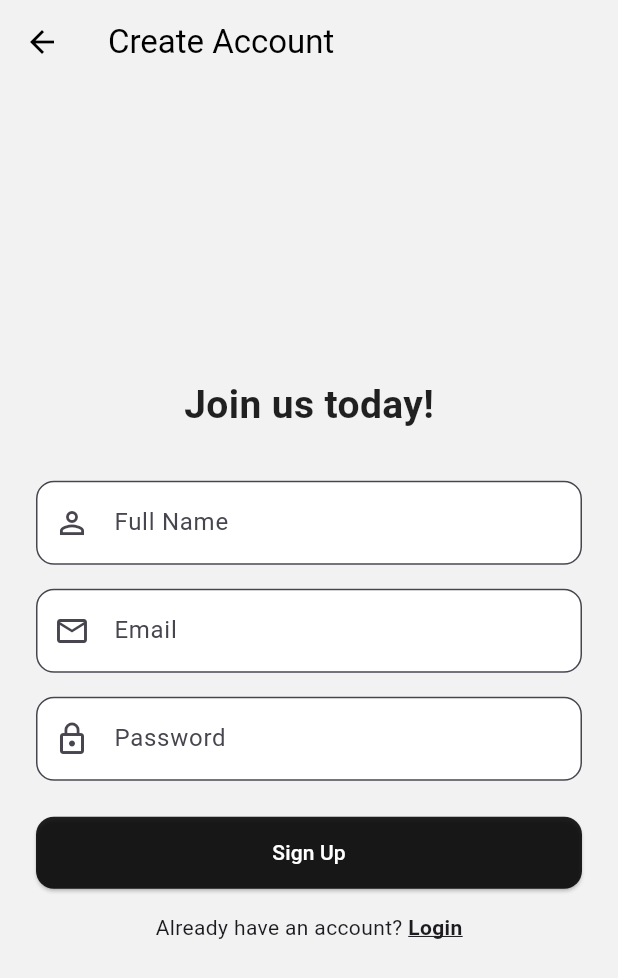
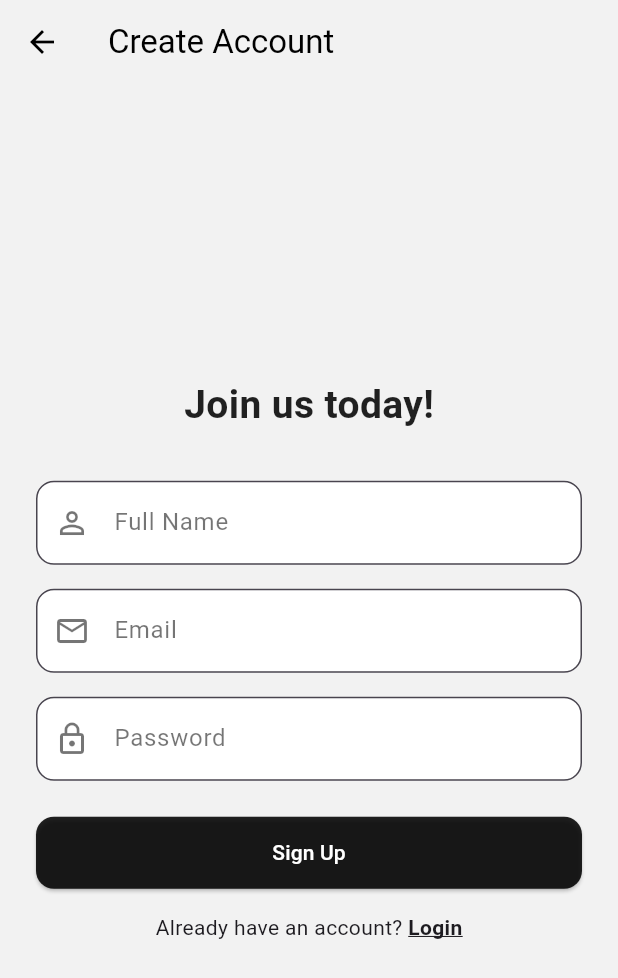
Before and after one commit to doda-s/aiyur-app, a Flutter app: the screen it shows after launch, after a tap on "Sign up", on a phone screen of 412 x 824 dp. Shown: the top 978 px of the screen. Run offline on Flutter 3.47's test engine with Material 3 defaults, Android fonts, the phone set to English and light mode, and no system bars; our stand-ins replace firebase_auth, firebase_core; accounts and stored records are empty; network calls fail.

```diff
--- a/lib/main.dart
+++ b/lib/main.dart
@@ -1,7 +1,7 @@
 import 'package:aiyurapp/widgets/auth/login_page.dart';
 import 'package:aiyurapp/widgets/auth/register_page.dart';
 import 'package:flutter/material.dart';
-import 'package:aiyurapp/widgets/home_page/home_page.dart';
+import 'package:aiyurapp/widgets/page_content/page_content.dart';
 import 'package:aiyurapp/widgets/list_page/list_detail_page.dart';
 import 'package:aiyurapp/widgets/movie_detail/movie_detail.dart';
 import 'package:aiyurapp/modules/firebase_config.dart';
--- a/lib/widgets/auth/common/custom_input_field.dart
+++ b/lib/widgets/auth/common/custom_input_field.dart
@@ -5,6 +5,7 @@ class CustomInputField extends StatelessWidget {
   final IconData icon;
   final TextEditingController controller;
   final bool obscureText;
+  final String? errorText; // 👈 adicionamos isso
 
   const CustomInputField({
     super.key,
@@ -12,6 +13,7 @@ class CustomInputField extends StatelessWidget {
     required this.icon,
     required this.controller,
     this.obscureText = false,
+    this.errorText,
   });
 
   @override
@@ -21,12 +23,26 @@ class CustomInputField extends StatelessWidget {
       obscureText: obscureText,
       decoration: InputDecoration(
         labelText: label,
-        prefixIcon: Icon(icon),
+        labelStyle: TextStyle(
+          color: errorText != null ? Colors.red : Colors.black54,
+        ),
+        errorText: errorText, // 👈 exibe a mensagem de erro
+        prefixIcon: Icon(
+          icon,
+          color: errorText != null ? Colors.red : Colors.black54,
+        ),
         filled: true,
         fillColor: Colors.white,
         border: OutlineInputBorder(
           borderRadius: BorderRadius.circular(12),
         ),
+        focusedBorder: OutlineInputBorder(
+          borderRadius: BorderRadius.circular(12),
+          borderSide: BorderSide(
+            color: errorText != null ? Colors.red : Colors.black87,
+            width: 1.4,
+          ),
+        ),
       ),
     );
   }
--- a/lib/widgets/auth/register_page.dart
+++ b/lib/widgets/auth/register_page.dart
@@ -1,19 +1,29 @@
+import 'package:aiyurapp/services/authentication_service.dart';
 import 'package:aiyurapp/widgets/auth/common/auth_buttom_text.dart';
+import 'package:aiyurapp/widgets/auth/common/auth_page_layout.dart';
+import 'package:aiyurapp/widgets/auth/common/custom_input_field.dart';
+import 'package:aiyurapp/widgets/auth/common/primary_button.dart';
+import 'package:aiyurapp/widgets/auth/login_page.dart';
 import 'package:flutter/material.dart';
-import '../auth/common/auth_page_layout.dart';
-import '../auth/common/custom_input_field.dart';
-import '../auth/common/primary_button.dart';
-import 'login_page.dart';
 
-class RegisterPage extends StatelessWidget {
+class RegisterPage extends StatefulWidget {
   const RegisterPage({super.key});
 
   @override
+  State<RegisterPage> createState() => _RegisterPageState();
+}
+
+class _RegisterPageState extends State<RegisterPage> {
+  final nameController = TextEditingController();
+  final emailController = TextEditingController();
+  final passwordController = TextEditingController();
+
+  String? emailError;
+  String? passwordError;
+  String? nameError;
+
+  @override
   Widget build(BuildContext context) {
-    final nameController = TextEditingController();
-    final emailController = TextEditingController();
-    final passwordController = TextEditingController();
-
     return AuthPageLayout(
       title: "Create Account",
       child: Column(
@@ -32,6 +42,7 @@ class RegisterPage extends StatelessWidget {
             label: "Full Name",
             icon: Icons.person_outline,
             controller: nameController,
+            errorText: nameError, // 👈 exibindo erro
           ),
           const SizedBox(height: 16),
 
@@ -39,6 +50,7 @@ class RegisterPage extends StatelessWidget {
             label: "Email",
             icon: Icons.email_outlined,
             controller: emailController,
+            errorText: emailError, // 👈 exibindo erro
           ),
           const SizedBox(height: 16),
 
@@ -47,26 +59,52 @@ class RegisterPage extends StatelessWidget {
             icon: Icons.lock_outline,
             controller: passwordController,
             obscureText: true,
+            errorText: passwordError, // 👈 exibindo erro
           ),
           const SizedBox(height: 24),
 
           PrimaryButton(
             text: "Sign Up",
-            onPressed: () {
-              Navigator.pop(context); // Remove RegisterPage
-              Navigator.pushReplacementNamed(context, '/home');
+            onPressed: () async {
+              setState(() {
+                emailError = null;
+                passwordError = null;
+              });
+
+              final email = emailController.text.trim();
+              final password = passwordController.text;
+              final name = nameController.text;
+
+              final result = await createUserWithEmailAndPassword(email, password);
+
+              if (result != null) {
+                Navigator.pop(context);
+                Navigator.pushReplacementNamed(context, '/home');
+              } else {
+                setState(() {
+                  // 👇 Mostra erro visual
+                  emailError = "Email inválido ou já utilizado";
+                  passwordError = "Senha muito fraca ou inválida";
+                });
+
+                // opcional: snackbar
+                ScaffoldMessenger.of(context).showSnackBar(
+                  SnackBar(
+                    content: Text("Erro ao criar usuário"),
+                    backgroundColor: Colors.red,
+                  ),
+                );
+              }
             },
           ),
+
           const SizedBox(height: 16),
 
           AuthBottomText(
             message: "Already have an account? ",
             clickableText: "Login",
             onTap: () {
-              Navigator.push(
-                context,
-                MaterialPageRoute(builder: (_) => const LoginPage()),
-              );
+              Navigator.push(context, MaterialPageRoute(builder: (_) => const LoginPage()));
             },
           ),
         ],
```
Also changed, not shown: lib/widgets/page_content/page_content.dart (added, +148 -0 lines), lib/widgets/top_app_bar/category_selector.dart (added, +63 -0 lines), lib/widgets/top_app_bar/top_app_bar.dart (added, +52 -0 lines), pubspec.lock, 1 other file.
